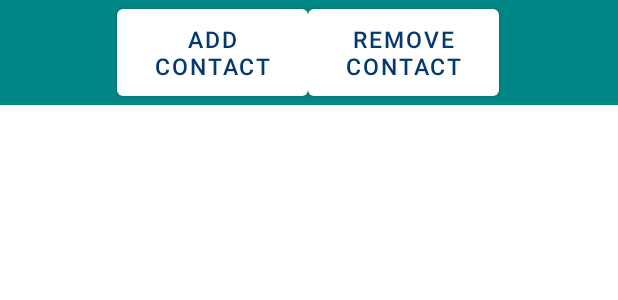
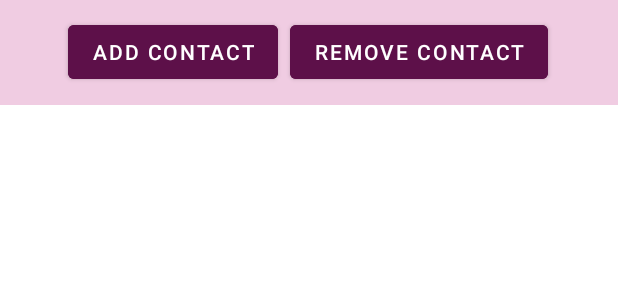
Before and after one commit to yashgit09/ContactList, an Android app: the layout activity_main.xml on its own in the app's theme, with its tools: preview values and no code run, on a phone screen of 412 x 824 dp. Shown: the top 300 px of the screen. Run offline under Robolectric (Android 15) with nearby library versions, the phone set to English and light mode, and no system bars.

Commit message:
Add custom styles

```diff
--- a/app/src/main/java/com/example/contactlist/CustomAdapter.java
+++ b/app/src/main/java/com/example/contactlist/CustomAdapter.java
@@ -5,6 +5,8 @@ import android.view.LayoutInflater;
 import android.view.View;
 import android.view.ViewGroup;
 import android.widget.BaseAdapter;
+import android.widget.ImageView;
+import android.widget.TextView;
 
 import java.util.ArrayList;
 
@@ -39,8 +41,10 @@ public class CustomAdapter extends BaseAdapter {
     @Override
     public View getView(int i, View view, ViewGroup viewGroup) {
         view  = layoutInflater.inflate(R.layout.layout, null);
-
-
+        TextView contactText = view.findViewById(R.id.contactName);
+        ImageView contactIcons  = view.findViewById(R.id.contactIcon);
+        contactText.setText(contactList.get(i));
+        contactIcons.setImageResource(iconList.get(i));
         return view;
     }
 
--- a/app/src/main/res/layout/activity_main.xml
+++ b/app/src/main/res/layout/activity_main.xml
@@ -19,25 +19,23 @@
         <LinearLayout
             android:layout_width="match_parent"
             android:layout_height="70dp"
-            android:background="@color/teal_700"
+            android:background="@color/light_pink"
+            android:orientation="horizontal"
             android:gravity="center"
             android:textAlignment="center">
 
             <Button
                 android:id="@+id/addContact"
-                android:layout_width="127dp"
-                android:layout_height="match_parent"
+                android:layout_width="wrap_content"
+                android:layout_height="wrap_content"
                 android:text="Add Contact"
-                android:textColor="@color/dark_blue"
-                android:textSize="@dimen/buttonText"
                 app:backgroundTint="@color/white" />
+
             <Button
                 android:id="@+id/removeContact"
-                android:layout_width="127dp"
-                android:layout_height="match_parent"
+                android:layout_width="wrap_content"
+                android:layout_height="wrap_content"
                 android:text="Remove Contact"
-                android:textColor="@color/dark_blue"
-                android:textSize="@dimen/buttonText"
                 app:backgroundTint="@color/white" />
 
         </LinearLayout>
--- a/app/src/main/res/layout/layout.xml
+++ b/app/src/main/res/layout/layout.xml
@@ -8,7 +8,6 @@
         android:id="@+id/contactIcon"
         android:layout_width="50dp"
         android:layout_height="50dp"
-        android:src="@drawable/blue_profile_pic"
         android:padding="5dp"/>
 
     <TextView
@@ -16,7 +15,6 @@
         android:layout_marginStart="5dp"
         android:layout_width="fill_parent"
         android:layout_height="wrap_content"
-        android:textColor="@color/dark_blue"
         android:layout_gravity="center"/>
 
 </LinearLayout>
--- a/app/src/main/res/values/colors.xml
+++ b/app/src/main/res/values/colors.xml
@@ -7,5 +7,6 @@
     <color name="teal_700">#FF018786</color>
     <color name="black">#FF000000</color>
     <color name="white">#FFFFFFFF</color>
-    <color name="dark_blue">#063970</color>
+    <color name="light_pink">#F0CCE2</color>
+    <color name="voilet">#5D1049</color>
 </resources>
--- a/app/src/main/res/values/dimensions.xml
+++ b/app/src/main/res/values/dimensions.xml
@@ -1,5 +1,5 @@
 <?xml version="1.0" encoding="utf-8"?>
 <resources>
     <dimen name="buttonText">15sp</dimen>
-    <dimen name="buttonFunc">34sp</dimen>
+    <dimen name="ListSize">34sp</dimen>
 </resources>
--- a/app/src/main/res/values/themes.xml
+++ b/app/src/main/res/values/themes.xml
@@ -11,6 +11,26 @@
         <item name="colorOnSecondary">@color/black</item>
         <!-- Status bar color. -->
         <item name="android:statusBarColor" tools:targetApi="l">?attr/colorPrimaryVariant</item>
-        <!-- Customize your theme here. -->
+
+        <!-- Customize theme defaultStylr -->
+        <item name="android:textViewStyle">@style/defaultStyle</item>
+        <item name="materialButtonStyle">@style/materialButton</item>
+    </style>
+
+    <style name="defaultStyle">
+        <!-- importing colors from colors.xml -->
+        <item name="android:textColor">@color/cardview_dark_background</item>
+
+        <!-- importing dimensions from dimensions.xml -->
+        <item name="android:textSize">@dimen/buttonText</item>
+    </style>
+
+    <style name="materialButton" parent="Widget.MaterialComponents.Button">
+
+        <item name="android:textColor">@color/white</item>
+        <item name="android:backgroundTint">@color/voilet</item>
+        <item name="android:insetLeft">4dp</item>
+        <item name="android:insetRight">4dp</item>
+
     </style>
 </resources>
```
